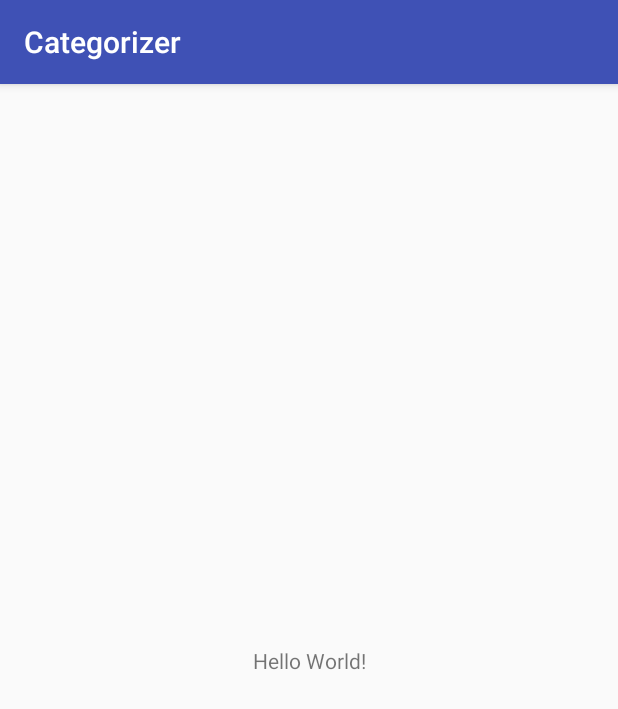
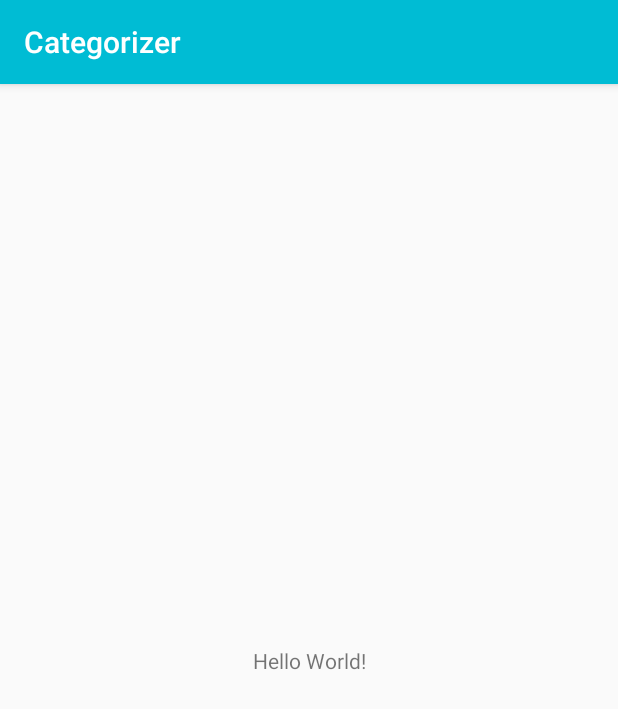
Before and after one commit to kkussyk/android, an Android app: the screen it shows after launch (MainActivity), on a phone screen of 412 x 824 dp. Shown: the top 709 px of the screen. Run offline under Robolectric (Android 15) with nearby library versions, the phone set to English and light mode, and no system bars.

Commit message:
primäre Farbe und App Logo geändert

```diff
--- a/app/src/main/res/values/colors.xml
+++ b/app/src/main/res/values/colors.xml
@@ -1,6 +1,6 @@
 <?xml version="1.0" encoding="utf-8"?>
 <resources>
-    <color name="colorPrimary">#3F51B5</color>
-    <color name="colorPrimaryDark">#303F9F</color>
-    <color name="colorAccent">#FF4081</color>
+    <color name="colorPrimary">#00bcd4</color>
+    <color name="colorPrimaryDark">#00acc1</color>
+    <color name="colorAccent">@color/colorPrimary</color>
 </resources>
```
Also changed, not shown: app/src/main/ic_launcher-web.png (added), app/src/main/res/mipmap-hdpi/ic_launcher.png, app/src/main/res/mipmap-mdpi/ic_launcher.png, app/src/main/res/mipmap-xhdpi/ic_launcher.png, app/src/main/res/mipmap-xxhdpi/ic_launcher.png, app/src/main/res/mipmap-xxxhdpi/ic_launcher.png.
